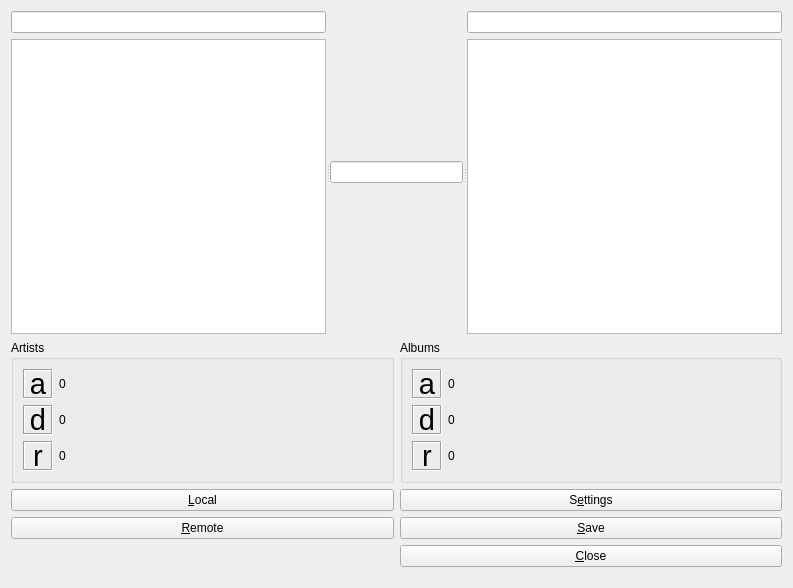
Before: the Qt Designer form ui/main.ui in KenjiTakahashi/gayeogi, drawn with Qt 5.
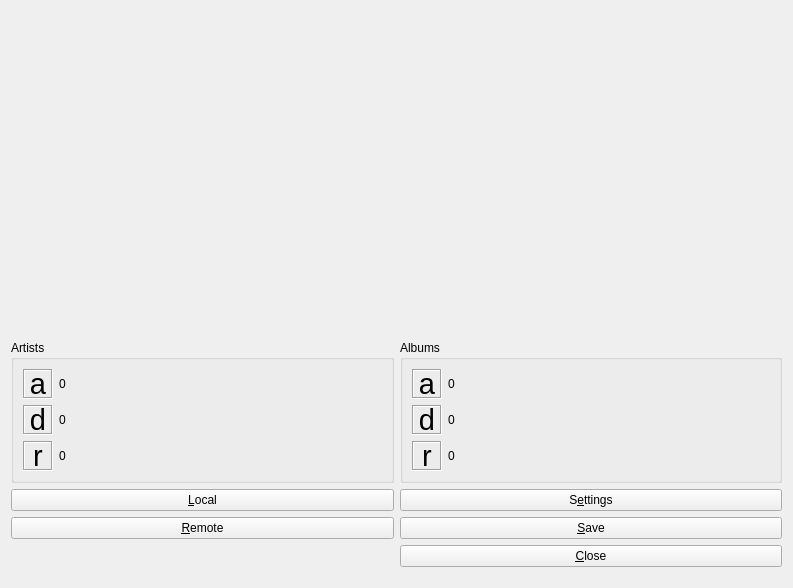
After: the same form once the commit is applied.

Commit message: working on filters in the meanwhile

```diff
--- a/ui/main.ui
+++ b/ui/main.ui
@@ -22,89 +22,6 @@
         <property name="orientation">
          <enum>Qt::Horizontal</enum>
         </property>
-        <widget class="QWidget" name="widget_6" native="true">
-         <layout class="QVBoxLayout" name="verticalLayout_3">
-          <property name="margin">
-           <number>0</number>
-          </property>
-          <item>
-           <widget class="QLineEdit" name="artistFilter">
-            <property name="statusTip">
-             <string>Pattern: &lt;pair&gt;|&lt;pair&gt;, where &lt;pair&gt; is &lt;column_name&gt;:&lt;searching_phrase&gt; or (not) (a or d or r). Case insensitive, regexp allowed.</string>
-            </property>
-           </widget>
-          </item>
-          <item>
-           <widget class="QTreeView" name="artists">
-            <property name="editTriggers">
-             <set>QAbstractItemView::NoEditTriggers</set>
-            </property>
-            <property name="selectionMode">
-             <enum>QAbstractItemView::ExtendedSelection</enum>
-            </property>
-            <property name="indentation">
-             <number>0</number>
-            </property>
-            <property name="itemsExpandable">
-             <bool>false</bool>
-            </property>
-            <property name="sortingEnabled">
-             <bool>true</bool>
-            </property>
-           </widget>
-          </item>
-         </layout>
-        </widget>
-        <widget class="QWidget" name="widget_7" native="true">
-         <layout class="QVBoxLayout" name="verticalLayout_4">
-          <property name="margin">
-           <number>0</number>
-          </property>
-          <item>
-           <widget class="QLineEdit" name="albumFilter">
-            <property name="statusTip">
-             <string>Pattern: &lt;pair&gt;|&lt;pair&gt;, where &lt;pair&gt; is &lt;column_name&gt;:&lt;searching_phrase&gt; or (not) (a or d or r). Case insensitive, regexp allowed.</string>
-            </property>
-           </widget>
-          </item>
-         </layout>
-        </widget>
-        <widget class="QWidget" name="widget_8" native="true">
-         <layout class="QVBoxLayout" name="verticalLayout_5">
-          <property name="margin">
-           <number>0</number>
-          </property>
-          <item>
-           <widget class="QLineEdit" name="trackFilter">
-            <property name="statusTip">
-             <string>Pattern: &lt;pair&gt;|&lt;pair&gt;, where &lt;pair&gt; is &lt;column_name&gt;:&lt;searching_phrase&gt; or (not) (a or d or r). Case insensitive, regexp allowed.</string>
-            </property>
-           </widget>
-          </item>
-          <item>
-           <widget class="QTreeView" name="tracks">
-            <property name="editTriggers">
-             <set>QAbstractItemView::NoEditTriggers</set>
-            </property>
-            <property name="alternatingRowColors">
-             <bool>true</bool>
-            </property>
-            <property name="selectionMode">
-             <enum>QAbstractItemView::ExtendedSelection</enum>
-            </property>
-            <property name="indentation">
-             <number>0</number>
-            </property>
-            <property name="itemsExpandable">
-             <bool>false</bool>
-            </property>
-            <property name="sortingEnabled">
-             <bool>true</bool>
-            </property>
-           </widget>
-          </item>
-         </layout>
-        </widget>
        </widget>
       </item>
      </layout>
```
The commit also changes 5 other files.
